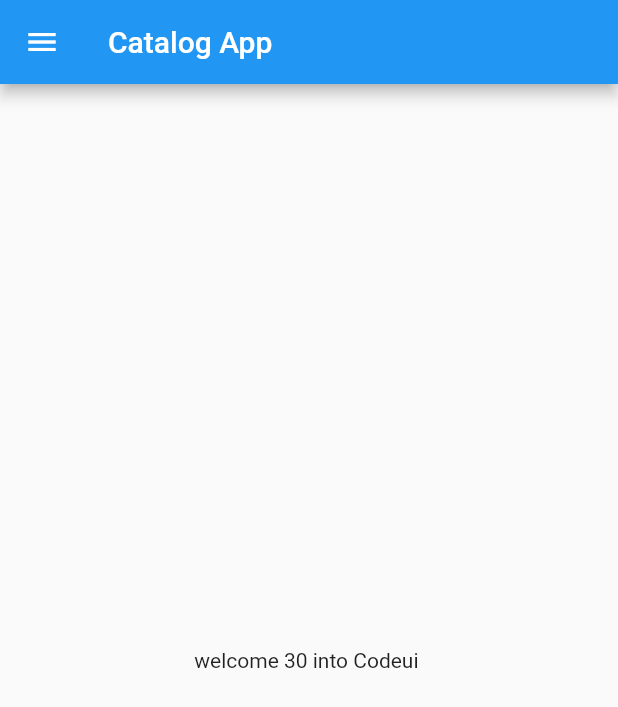
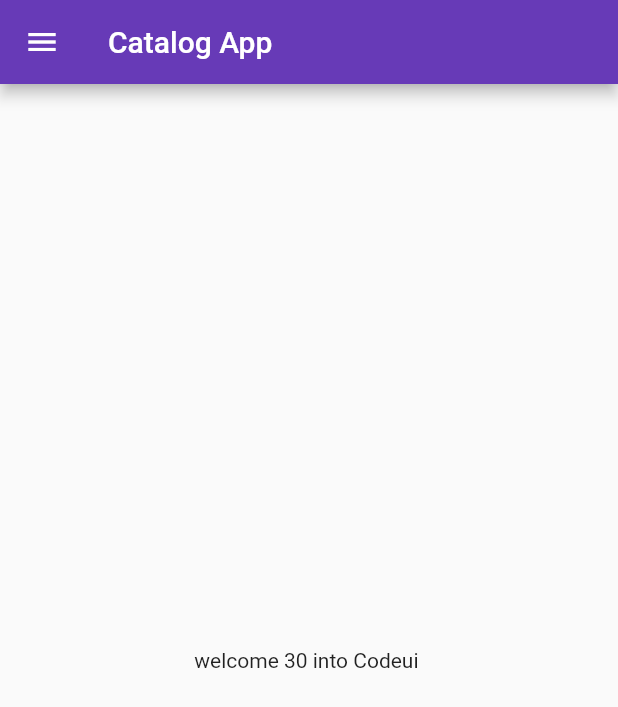
Before and after one commit to Shaurya0087/30-days-of-fluttrt, a Flutter app: the screen it shows after launch, on a phone screen of 412 x 824 dp. Shown: the top 707 px of the screen. Run offline on Flutter 3.47's test engine with Material 2 defaults, Android fonts, the phone set to English and light mode, and no system bars.

Commit message:
Day 3 completed

```diff
--- a/lib/main.dart
+++ b/lib/main.dart
@@ -1,6 +1,7 @@
 import 'package:flutter/material.dart';
+import 'package:myapp/pages/login_page.dart';
 
-import 'home_page.dart';
+import 'pages/home_page.dart';
 
 void main() {
   runApp(MyApp());
@@ -12,7 +13,15 @@ class MyApp extends StatelessWidget {
   @override
   Widget build(BuildContext context) {
     return MaterialApp(
-      home: HomePage(),
+      themeMode: ThemeMode.light,
+      theme: ThemeData(primarySwatch: Colors.deepPurple),
+      darkTheme: ThemeData(brightness: Brightness.dark),
+      initialRoute: "/home",
+      routes: {
+        "/": (context) => LoginPage(),
+        "/home": (context) => HomePage(),
+        "/login": (context) => LoginPage(),
+      },
     );
   }
 }
```
Also changed, not shown: lib/pages/login_page.dart (added, +21 -0 lines), lib/pages/home_page.dart (renamed from lib/home_page.dart).
